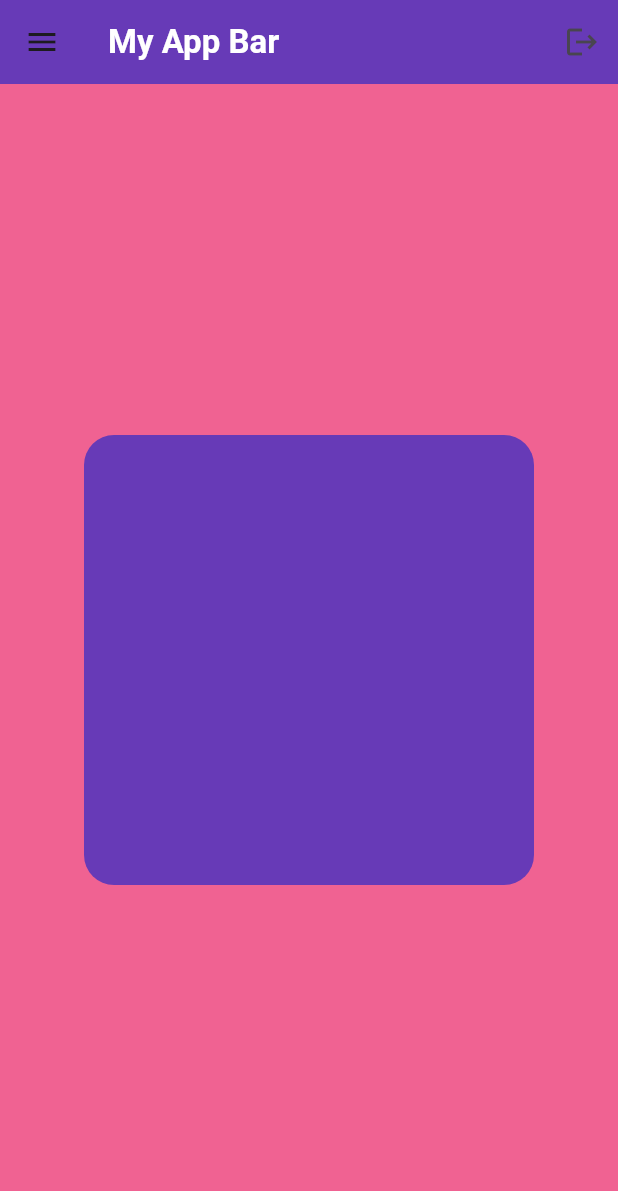
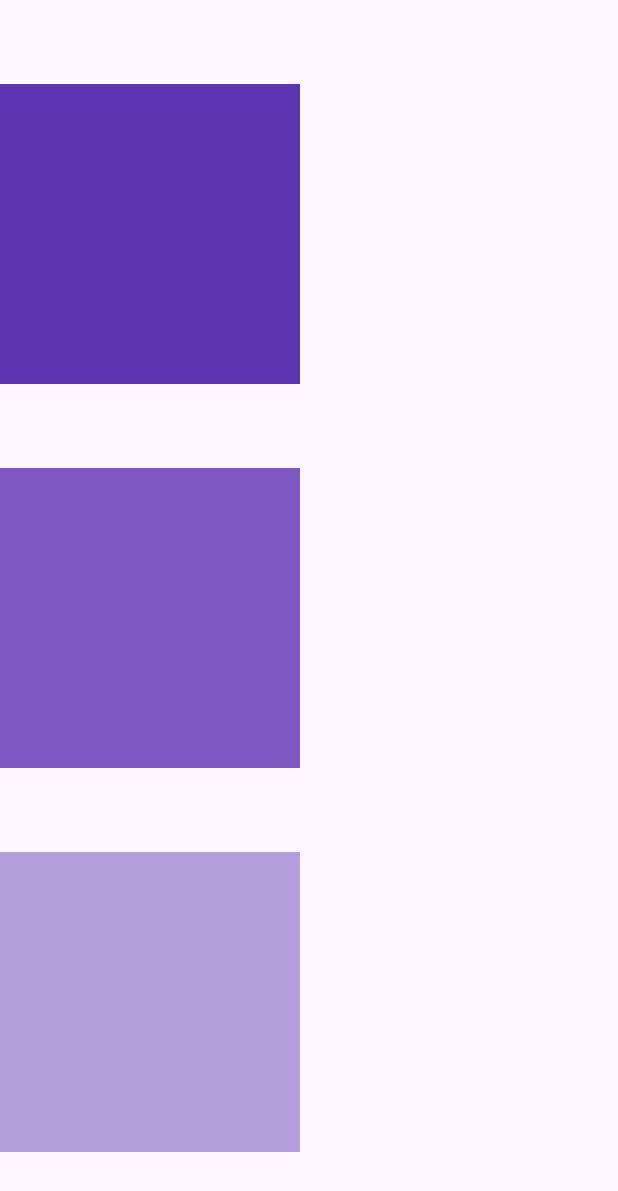
Before and after one commit to 117-Bhavesh/flutterwidget, a Flutter app: the screen it shows after launch, on a phone screen of 412 x 824 dp. Shown: the top 1191 px of the screen. Run offline on Flutter 3.47's test engine with Material 3 defaults, Android fonts, the phone set to English and light mode, and no system bars.

Commit message:
Column widget and main axis alignment

```diff
--- a/lib/main.dart
+++ b/lib/main.dart
@@ -11,7 +11,8 @@ class MyApp extends StatelessWidget {
     return MaterialApp(
       debugShowCheckedModeBanner: false,
       home: Scaffold(
-        backgroundColor: Colors.pink[300],
+        // backgroundColor: Colors.grey,
+        /*
         appBar: AppBar(
           title: Text(
             "My App Bar",
@@ -20,11 +21,41 @@ class MyApp extends StatelessWidget {
               fontWeight: FontWeight.bold,
             ),
           ),
-          backgroundColor: Colors.deepPurple,
+          backgroundColor: Colors.purple,
           elevation: 0, //to control the shadow  below the appbar
           leading: Icon(Icons.menu), //to put icon on the left hand side
           actions: [IconButton(onPressed: () {}, icon: Icon(Icons.logout))], //to put an icon on the right hand side, it requires a list
         ),
+
+         */ //AppBar
+        body: Column(   //Column Widget
+          mainAxisAlignment: MainAxisAlignment.spaceEvenly, //start, center, end, spaceEvenly
+
+          children: [ //to make a column it requires children of widgets
+            //1st box
+            Container(
+              height: 200,
+              width: 200,
+              color: Colors.deepPurple[600],
+            ),
+
+            //2nd box
+            Container(
+              height: 200,
+              width: 200,
+              color: Colors.deepPurple[400],
+            ),
+
+            //3rd box
+            Container(
+              height: 200,
+              width: 200,
+              color: Colors.deepPurple[200],
+            ),
+
+          ],
+        ),
+        /*
         body: Center(
           child: Container(
             height: 300,
@@ -55,6 +86,8 @@ class MyApp extends StatelessWidget {
              */ //Icon
           ),
         ),
+
+         */ //body: Center(child: Container())
       ),
     );
   }
```
